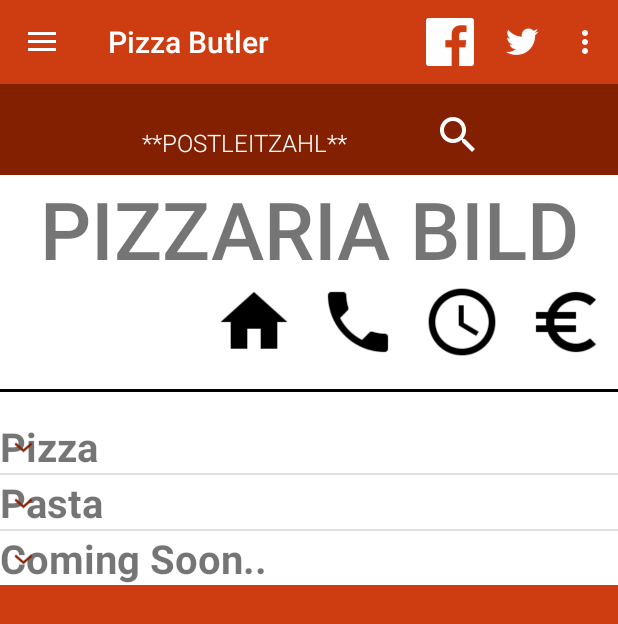
After one commit to DominikS745/App-entwicklung, an Android app: the PizzariaProfilActivity screen opened directly, with no data from a screen before it, on a phone screen of 412 x 824 dp. The commit adds this screen. Shown: the top 624 px of the screen. Run offline under Robolectric (Android 15) with nearby library versions, the phone set to English and light mode, and no system bars.

Commit message:
Dummy Implementierung für Pizzaria Profil. Adapter hinzugefügt. Daten Hart kodiert

```diff
--- a/app/src/main/AndroidManifest.xml
+++ b/app/src/main/AndroidManifest.xml
@@ -30,6 +30,7 @@
         <activity android:name=".AgbActivity" />
         <activity android:name=".DatenschutzActivity" />
         <activity android:name=".ListPizzariaActivity" />
+        <activity android:name=".PizzariaProfilActivity" />
     </application>
 
 </manifest>
--- a/app/src/main/java/de/dhbw/pizzabutler/BaseActivity.java
+++ b/app/src/main/java/de/dhbw/pizzabutler/BaseActivity.java
@@ -154,6 +154,10 @@ public class BaseActivity extends AppCompatActivity {
                 Intent intent1 = new Intent(this, ListPizzariaActivity.class);
                 startActivity(intent1);
                 break;
+            case 2:
+                Intent intent2 = new Intent(this, PizzariaProfilActivity.class);
+                startActivity(intent2);
+                break;
             case 5:
                 Intent postToTwitter = new Intent(Intent.ACTION_SEND);
                 postToTwitter.setType("text/plain");
--- /dev/null
+++ b/app/src/main/java/de/dhbw/pizzabutler/ExpandableListAdapter.java
@@ -0,0 +1,110 @@
+package de.dhbw.pizzabutler;
+
+/**
+ * Created by Marvin on 04.03.16.
+ */
+
+import java.util.HashMap;
+import java.util.List;
+
+import android.content.Context;
+import android.graphics.Typeface;
+import android.view.LayoutInflater;
+import android.view.View;
+import android.view.ViewGroup;
+import android.widget.BaseExpandableListAdapter;
+import android.widget.TextView;
+
+public class ExpandableListAdapter extends BaseExpandableListAdapter {
+
+    private Context _context;
+    private List<String> _listDataHeader; // header titles
+    // child data in format of header title, child title
+    private HashMap<String, List<String>> _listDataChild;
+
+    public ExpandableListAdapter(Context context, List<String> listDataHeader,
+                                 HashMap<String, List<String>> listChildData) {
+        this._context = context;
+        this._listDataHeader = listDataHeader;
+        this._listDataChild = listChildData;
+    }
+
+    @Override
+    public Object getChild(int groupPosition, int childPosititon) {
+        return this._listDataChild.get(this._listDataHeader.get(groupPosition))
+                .get(childPosititon);
+    }
+
+    @Override
+    public long getChildId(int groupPosition, int childPosition) {
+        return childPosition;
+    }
+
+    @Override
+    public View getChildView(int groupPosition, final int childPosition,
+                             boolean isLastChild, View convertView, ViewGroup parent) {
+
+        final String childText = (String) getChild(groupPosition, childPosition);
+
+        if (convertView == null) {
+            LayoutInflater infalInflater = (LayoutInflater) this._context
+                    .getSystemService(Context.LAYOUT_INFLATER_SERVICE);
+            convertView = infalInflater.inflate(R.layout.pizzaria_profil_child_item, null);
+        }
+
+        TextView txtListChild = (TextView) convertView
+                .findViewById(R.id.profil_ware);
+
+        txtListChild.setText(childText);
+        return convertView;
+    }
+
+    @Override
+    public int getChildrenCount(int groupPosition) {
+        return this._listDataChild.get(this._listDataHeader.get(groupPosition))
+                .size();
+    }
+
+    @Override
+    public Object getGroup(int groupPosition) {
+        return this._listDataHeader.get(groupPosition);
+    }
+
+    @Override
+    public int getGroupCount() {
+        return this._listDataHeader.size();
+    }
+
+    @Override
+    public long getGroupId(int groupPosition) {
+        return groupPosition;
+    }
+
+    @Override
+    public View getGroupView(int groupPosition, boolean isExpanded,
+                             View convertView, ViewGroup parent) {
+        String headerTitle = (String) getGroup(groupPosition);
+        if (convertView == null) {
+            LayoutInflater infalInflater = (LayoutInflater) this._context
+                    .getSystemService(Context.LAYOUT_INFLATER_SERVICE);
+            convertView = infalInflater.inflate(R.layout.pizzaria_profil_group_item, null);
+        }
+
+        TextView lblListHeader = (TextView) convertView
+                .findViewById(R.id.profil_warengruppe);
+        lblListHeader.setTypeface(null, Typeface.BOLD);
+        lblListHeader.setText(headerTitle);
+
+        return convertView;
+    }
+
+    @Override
+    public boolean hasStableIds() {
+        return false;
+    }
+
+    @Override
+    public boolean isChildSelectable(int groupPosition, int childPosition) {
+        return true;
+    }
+}
--- a/app/src/main/java/de/dhbw/pizzabutler/ListPizzariaActivity.java
+++ b/app/src/main/java/de/dhbw/pizzabutler/ListPizzariaActivity.java
@@ -87,7 +87,7 @@ public class ListPizzariaActivity extends BaseActivity {
     public boolean onCreateOptionsMenu(Menu menu) {
         // Inflate the menu; this adds items to the action bar if it is present.
         MenuInflater inflater = getMenuInflater();
-        getMenuInflater().inflate(R.menu.menu_start, menu);
+        getMenuInflater().inflate(R.menu.menu, menu);
         return super.onCreateOptionsMenu(menu);
     }
 
--- /dev/null
+++ b/app/src/main/java/de/dhbw/pizzabutler/PizzariaProfilActivity.java
@@ -0,0 +1,123 @@
+package de.dhbw.pizzabutler;
+
+import android.content.res.TypedArray;
+import android.os.Bundle;
+import android.view.Menu;
+import android.view.MenuInflater;
+import android.view.MenuItem;
+import android.view.View;
+import android.widget.AdapterView;
+import android.widget.ArrayAdapter;
+import android.widget.ExpandableListView;
+import android.widget.ListView;
+import android.widget.Toast;
+
+import java.util.ArrayList;
+import java.util.HashMap;
+import java.util.List;
+
+/**
+ * Created by Marvin on 28.02.16.
+ */
+public class PizzariaProfilActivity extends BaseActivity {
+
+
+    //Variablen für Expandable List Adapter (Tutorial:http://www.androidhive.info/2013/07/android-expandable-list-view-tutorial/
+    ExpandableListAdapter listAdapter;
+    ExpandableListView expListView;
+
+
+    //Custom Code
+    List<String> listDataHeader;
+    HashMap<String, List<String>> listDataChild;
+    //Diese beiden Variablen für NavDrawer
+    private String[] navMenuTitles;
+    private TypedArray navMenuIcons;
+
+    @Override
+    protected void onCreate(Bundle savedInstanceState) {
+        super.onCreate(savedInstanceState);
+        setContentView(R.layout.navdrawer_pizzaria_profil);
+
+        // get the listview
+        expListView = (ExpandableListView) findViewById(R.id.listview_pizzaria_profil);
+
+        // preparing list data
+        prepareListData();
+
+        listAdapter = new ExpandableListAdapter(this, listDataHeader, listDataChild);
+
+        // setting list adapter
+        expListView.setAdapter(listAdapter);
+
+        //Icons und Text für NavDrawer initalisieren
+        navMenuTitles = getResources().getStringArray(R.array.nav_drawer_items); // load titles from strings.xml
+        navMenuIcons = getResources()
+                .obtainTypedArray(R.array.nav_drawer_icons);//load icons from strings.xml
+        set(navMenuTitles, navMenuIcons);
+
+    }
+
+    /*
+     * Preparing the list data
+     */
+    private void prepareListData() {
+        listDataHeader = new ArrayList<String>();
+        listDataChild = new HashMap<String, List<String>>();
+
+        // Adding child data
+        listDataHeader.add("Pizza");
+        listDataHeader.add("Pasta");
+        listDataHeader.add("Coming Soon..");
+
+        // Adding child data
+        List<String> pizza = new ArrayList<String>();
+        pizza.add("Pizza Schinken");
+        pizza.add("Pizza Salami");
+        pizza.add("Pizza Käse");
+        pizza.add("Pizza Tuna");
+
+
+        List<String> pasta = new ArrayList<String>();
+        pasta.add("Spaghetti");
+        pasta.add("Noodles");
+        pasta.add("Noodles 2");
+
+        List<String> comingSoon = new ArrayList<String>();
+        comingSoon.add("Hier");
+        comingSoon.add("Noch");
+        comingSoon.add("Anderes");
+        comingSoon.add("Essen");
+
+        listDataChild.put(listDataHeader.get(0), pizza); // Header, Child data
+        listDataChild.put(listDataHeader.get(1), pasta);
+        listDataChild.put(listDataHeader.get(2), comingSoon);
+    }
+
+
+    //Standard Code
+    @Override
+    public boolean onCreateOptionsMenu(Menu menu) {
+        // Inflate the menu; this adds items to the action bar if it is present.
+        MenuInflater inflater = getMenuInflater();
+        getMenuInflater().inflate(R.menu.menu, menu);
+        return super.onCreateOptionsMenu(menu);
+    }
+
+    @Override
+    public boolean onOptionsItemSelected(MenuItem item) {
+        // Handle action bar item clicks here. The action bar will
+        // automatically handle clicks on the Home/Up button, so long
+        // as you specify a parent activity in AndroidManifest.xml.
+        int id = item.getItemId();
+
+        //noinspection SimplifiableIfStatement
+        if (id == R.string.action_settings) {
+            return true;
+        }
+
+        return super.onOptionsItemSelected(item);
+    }
+
+
+}
--- /dev/null
+++ b/app/src/main/res/layout/pizzaria_profil_group_item.xml
@@ -0,0 +1,16 @@
+<?xml version="1.0" encoding="utf-8"?>
+<LinearLayout xmlns:android="http://schemas.android.com/apk/res/android"
+    android:layout_width="match_parent"
+    android:layout_height="match_parent"
+    android:background="@android:color/white"
+    android:orientation="vertical">
+
+    <TextView
+        android:id="@+id/profil_warengruppe"
+        android:layout_width="match_parent"
+        android:layout_height="wrap_content"
+        android:text="Gruppen Item"
+        android:textSize="12pt"
+        android:textStyle="bold" />
+
+</LinearLayout>
--- a/app/src/main/res/values/strings.xml
+++ b/app/src/main/res/values/strings.xml
@@ -67,7 +67,7 @@
     <string-array name="nav_drawer_items">
         <item>Login</item>
         <item>Pizzaria Übersicht</item>
-        <item>Not Assigned</item>
+        <item>Pizzaria Profil (TEST)</item>
         <item>Not Assigned</item>
         <item>Not Assigned</item>
         <item>Teilen</item>
```
Also changed, not shown: app/src/main/res/layout/pizzaria_profil_child_item.xml (added, +15 -0 lines).
